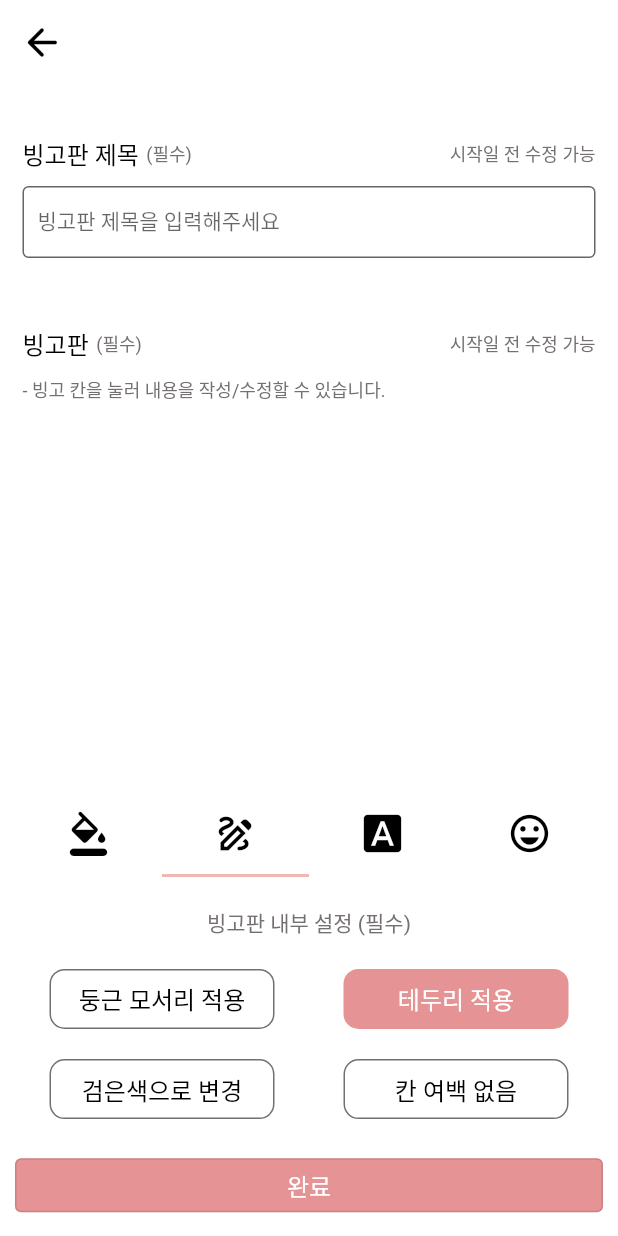
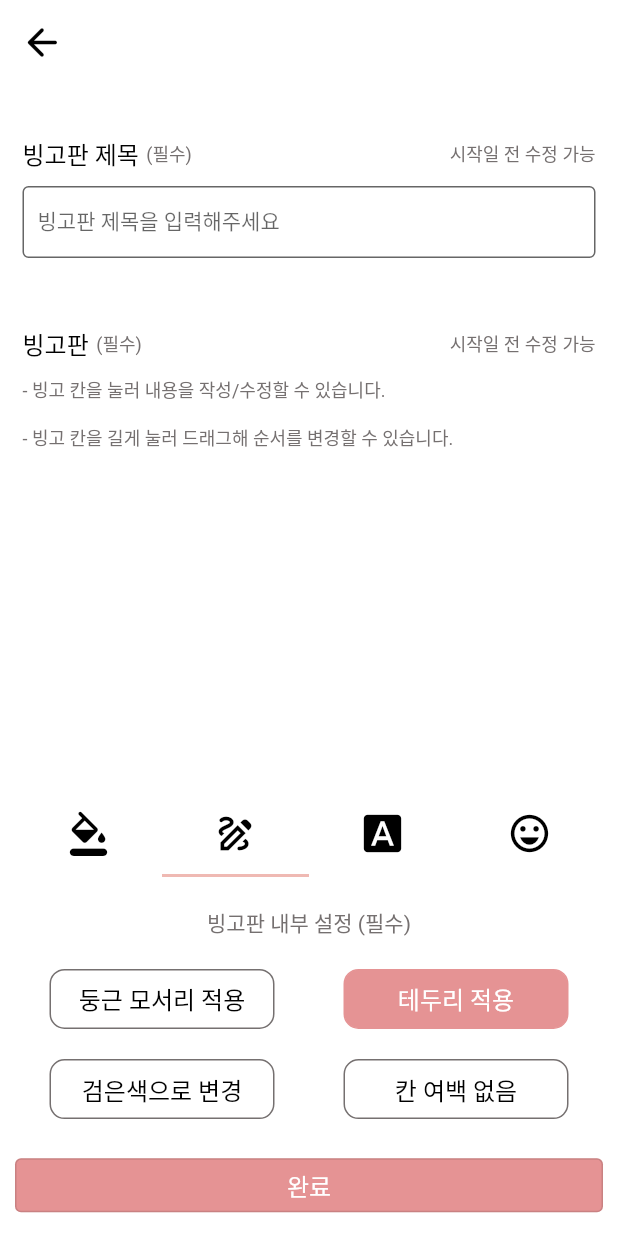
Before and after one commit to chaewool/Bin-goT, a Flutter app: the BingoForm screen opened directly with empty values, tab 2 chosen, on a phone screen of 412 x 824 dp. Run offline on Flutter 3.47's test engine with Material 2 defaults, Android fonts, the phone set to English and light mode, and no system bars; drawn by our look-alikes of contained_tab_bar_view; our stand-ins replace cached_network_image, calendar_date_picker2, device_info_plus, dio, firebase_core, firebase_dynamic_links and 10 more; missing offline and left inert: flutter_email_sender, kakao_flutter_sdk_share, kakao_flutter_sdk_user, wrapped_korean_text; accounts and stored records are empty; Roboto replaces fonts that are missing (RIDIBatang).

```diff
--- a/frontend/lib/pages/bingo_form_page.dart
+++ b/frontend/lib/pages/bingo_form_page.dart
@@ -406,7 +406,8 @@ class _BingoFormState extends State<BingoForm> {
                               child: Row(
                                 children: [
                                   CustomText(
-                                    content: '- 빙고 칸을 눌러 내용을 작성/수정할 수 있습니다.',
+                                    content:
+                                        '- 빙고 칸을 눌러 내용을 작성/수정할 수 있습니다.\n\n- 빙고 칸을 길게 눌러 드래그해 순서를 변경할 수 있습니다.',
                                     fontSize: FontSize.tinySize,
                                     color: greyColor,
                                   ),
--- a/frontend/lib/widgets/tab_bar.dart
+++ b/frontend/lib/widgets/tab_bar.dart
@@ -396,8 +396,8 @@ class _MainTabBarState extends State<MainTabBar> {
   ];
 
   List<IntList> idxList = [
-    [1, 1],
-    [1, 1]
+    [1, 0],
+    [1, 0]
   ];
 
   //* 정렬, 필터
```
Also changed, not shown: frontend/lib/widgets/modal.dart (+22 -2 lines).
